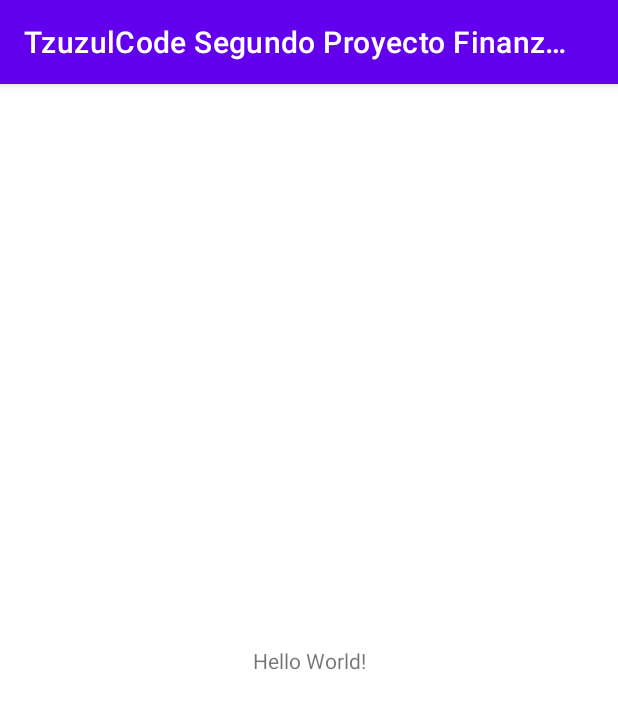
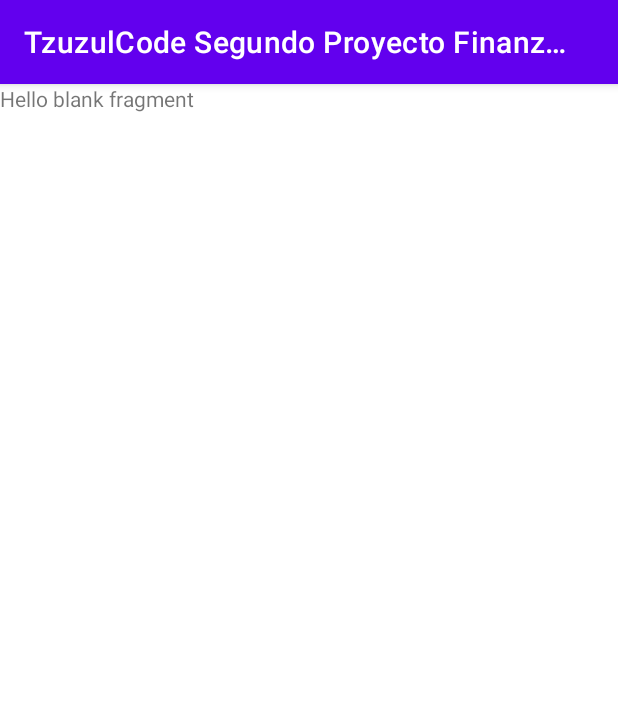
Before and after one commit to GonzaloVega26/TzuzulCode-Segundo-Proyecto-Finanzapp, an Android app: the screen it shows after launch (MainActivity), on a phone screen of 412 x 824 dp. Shown: the top 709 px of the screen. Run offline under Robolectric (Android 15) with nearby library versions, the phone set to English and light mode, and no system bars.

Commit message:
Added main structure for the project related to the Card object

```diff
--- /dev/null
+++ b/app/src/main/java/com/gonzalo/vega/tzuzulcodesegundoproyectofinanzapp/HomeFragment.kt
@@ -0,0 +1,20 @@
+package com.gonzalo.vega.tzuzulcodesegundoproyectofinanzapp
+
+import android.os.Bundle
+import androidx.fragment.app.Fragment
+import android.view.LayoutInflater
+import android.view.View
+import android.view.ViewGroup
+
+
+class HomeFragment : Fragment() {
+
+    override fun onCreateView(
+        inflater: LayoutInflater, container: ViewGroup?,
+        savedInstanceState: Bundle?
+    ): View? {
+        // Inflate the layout for this fragment
+        return inflater.inflate(R.layout.fragment_home, container, false)
+    }
+
+}
--- a/app/src/main/res/layout/activity_main.xml
+++ b/app/src/main/res/layout/activity_main.xml
@@ -1,18 +1,21 @@
 <?xml version="1.0" encoding="utf-8"?>
-<androidx.constraintlayout.widget.ConstraintLayout xmlns:android="http://schemas.android.com/apk/res/android"
+<FrameLayout xmlns:android="http://schemas.android.com/apk/res/android"
     xmlns:app="http://schemas.android.com/apk/res-auto"
     xmlns:tools="http://schemas.android.com/tools"
     android:layout_width="match_parent"
     android:layout_height="match_parent"
-    tools:context=".MainActivity">
+    tools:context=".MainActivity"
+    >
 
-    <TextView
-        android:layout_width="wrap_content"
-        android:layout_height="wrap_content"
-        android:text="Hello World!"
-        app:layout_constraintBottom_toBottomOf="parent"
-        app:layout_constraintLeft_toLeftOf="parent"
-        app:layout_constraintRight_toRightOf="parent"
-        app:layout_constraintTop_toTopOf="parent" />
+    <androidx.fragment.app.FragmentContainerView
+        android:id="@+id/nav_host_fragment"
+        android:name="androidx.navigation.fragment.NavHostFragment"
+        android:layout_width="match_parent"
 
-</androidx.constraintlayout.widget.ConstraintLayout>
+        android:layout_height="match_parent"
+        app:defaultNavHost="true"
+        app:navGraph="@navigation/nav_graph"
+        >
+
+    </androidx.fragment.app.FragmentContainerView>
+</FrameLayout>
--- /dev/null
+++ b/app/src/main/res/layout/fragment_home.xml
@@ -0,0 +1,14 @@
+<?xml version="1.0" encoding="utf-8"?>
+<FrameLayout xmlns:android="http://schemas.android.com/apk/res/android"
+    xmlns:tools="http://schemas.android.com/tools"
+    android:layout_width="match_parent"
+    android:layout_height="match_parent"
+    tools:context=".HomeFragment">
+
+    <!-- TODO: Update blank fragment layout -->
+    <TextView
+        android:layout_width="match_parent"
+        android:layout_height="match_parent"
+        android:text="@string/hello_blank_fragment" />
+
+</FrameLayout>
--- /dev/null
+++ b/app/src/main/res/navigation/nav_graph.xml
@@ -0,0 +1,40 @@
+<?xml version="1.0" encoding="utf-8"?>
+<navigation xmlns:android="http://schemas.android.com/apk/res/android"
+    xmlns:app="http://schemas.android.com/apk/res-auto"
+    xmlns:tools="http://schemas.android.com/tools"
+    android:id="@+id/nav_graph"
+    app:startDestination="@id/homeFragment">
+
+    <fragment
+        android:id="@+id/homeFragment"
+        android:name="com.gonzalo.vega.tzuzulcodesegundoproyectofinanzapp.HomeFragment"
+        android:label="fragment_home"
+        tools:layout="@layout/fragment_home" >
+        <action
+            android:id="@+id/action_homeFragment_to_accountFragment"
+            app:destination="@id/accountFragment" />
+    </fragment>
+    <fragment
+        android:id="@+id/accountFragment"
+        android:name="com.gonzalo.vega.tzuzulcodesegundoproyectofinanzapp.AccountFragment"
+        android:label="fragment_account"
+        tools:layout="@layout/fragment_account" >
+        <action
+            android:id="@+id/action_accountFragment_to_cardDetailsFragment"
+            app:destination="@id/cardDetailsFragment" />
+    </fragment>
+    <fragment
+        android:id="@+id/cardDetailsFragment"
+        android:name="com.gonzalo.vega.tzuzulcodesegundoproyectofinanzapp.CardDetailsFragment"
+        android:label="fragment_card_details"
+        tools:layout="@layout/fragment_card_details" >
+        <action
+            android:id="@+id/action_cardDetailsFragment_to_transactionFragment"
+            app:destination="@id/transactionFragment" />
+    </fragment>
+    <fragment
+        android:id="@+id/transactionFragment"
+        android:name="com.gonzalo.vega.tzuzulcodesegundoproyectofinanzapp.TransactionFragment"
+        android:label="fragment_transaction"
+        tools:layout="@layout/fragment_transaction" />
+</navigation>
--- a/app/src/main/res/values/strings.xml
+++ b/app/src/main/res/values/strings.xml
@@ -1,3 +1,5 @@
 <resources>
     <string name="app_name">TzuzulCode Segundo Proyecto Finanzapp</string>
+    <!-- TODO: Remove or change this placeholder text -->
+    <string name="hello_blank_fragment">Hello blank fragment</string>
 </resources>
```
Also changed, not shown: app/build.gradle (+22 -0 lines), app/src/main/java/com/gonzalo/vega/tzuzulcodesegundoproyectofinanzapp/AccountFragment.kt (added, +20 -0 lines), app/src/main/java/com/gonzalo/vega/tzuzulcodesegundoproyectofinanzapp/CardDetailsFragment.kt (added, +19 -0 lines), app/src/main/java/com/gonzalo/vega/tzuzulcodesegundoproyectofinanzapp/TransactionFragment.kt (added, +19 -0 lines), app/src/main/java/com/gonzalo/vega/tzuzulcodesegundoproyectofinanzapp/database/CardDao.kt (added, +25 -0 lines), app/src/main/java/com/gonzalo/vega/tzuzulcodesegundoproyectofinanzapp/database/CardDatabase.kt (added, +31 -0 lines), app/src/main/java/com/gonzalo/vega/tzuzulcodesegundoproyectofinanzapp/models/Card.kt (added, +14 -0 lines), app/src/main/java/com/gonzalo/vega/tzuzulcodesegundoproyectofinanzapp/viewmodels/CardViewModel.kt (added, +8 -0 lines), app/src/main/java/com/gonzalo/vega/tzuzulcodesegundoproyectofinanzapp/viewmodels/CardViewModelFactory.kt (added, +17 -0 lines), app/src/main/res/layout/fragment_account.xml (added, +14 -0 lines), app/src/main/res/layout/fragment_card_details.xml (added, +14 -0 lines), app/src/main/res/layout/fragment_transaction.xml (added, +14 -0 lines), build.gradle (+11 -0 lines).
